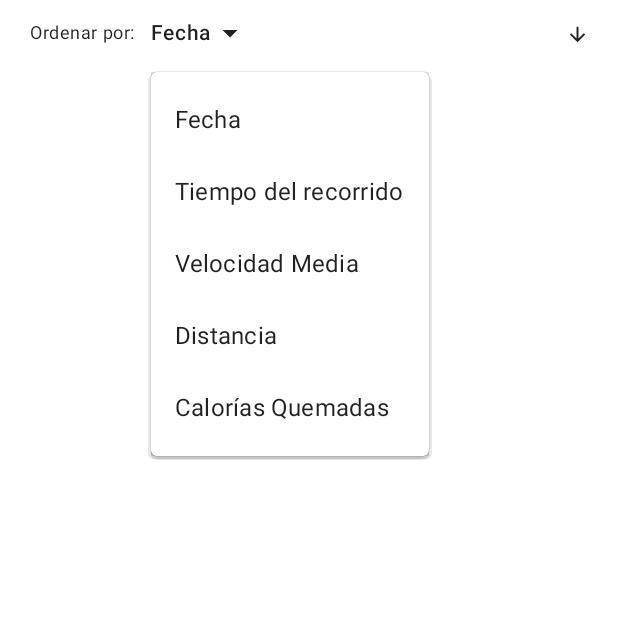
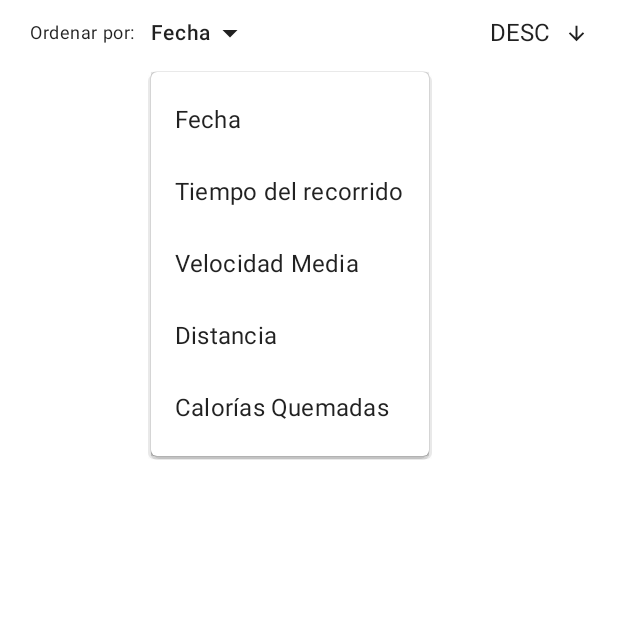
Before and after one commit to Hcnc100/RunningCompose, an Android app built with Jetpack Compose: the composable SelectDropMenu shown on its own in the app's theme, after a tap on "Fecha", on a phone screen of 412 x 824 dp, the top half of it. Run offline under Robolectric (Android 15) with nearby library versions, the phone set to English and light mode, and no system bars; 4 statements that could not run were skipped.

Commit message:
adding text asc or desc in the order runs

```diff
--- a/app/src/main/java/com/nullpointer/runningcompose/ui/screens/runs/componets/ListRuns.kt
+++ b/app/src/main/java/com/nullpointer/runningcompose/ui/screens/runs/componets/ListRuns.kt
@@ -15,9 +15,11 @@ import androidx.compose.runtime.*
 import androidx.compose.ui.Alignment
 import androidx.compose.ui.Modifier
 import androidx.compose.ui.graphics.Color
+import androidx.compose.ui.modifier.modifierLocalConsumer
 import androidx.compose.ui.res.painterResource
 import androidx.compose.ui.res.stringResource
 import androidx.compose.ui.text.font.FontWeight
+import androidx.compose.ui.text.style.TextOverflow
 import androidx.compose.ui.unit.dp
 import androidx.compose.ui.unit.sp
 import com.nullpointer.runningcompose.R
@@ -56,9 +58,10 @@ fun ListRuns(
                 state = listState
             ) {
                 item(span = { GridItemSpan(maxLineSpan) }) {
-                    if(!isSelectEnable)
-                    SelectDropMenu(
-                        sortConfig = sortConfig, changeSort = changeSort)
+                    if (!isSelectEnable)
+                        SelectDropMenu(
+                            sortConfig = sortConfig,
+                            changeSort = changeSort)
                 }
 
                 items(listRuns.size, key = { listRuns[it].id }) { index ->
@@ -88,28 +91,48 @@ fun SelectDropMenu(
         modifier = Modifier
             .fillMaxWidth()
             .padding(horizontal = 20.dp, vertical = 10.dp)) {
-        MenuDropOptions(sortConfig = sortConfig, changeSort = changeSort)
-        IconButton(onClick = { changeSort(null, !sortConfig.isReverse) },
-            modifier = Modifier
-                .size(15.dp)) {
-            Icon(painter = painterResource(id = if (sortConfig.isReverse) R.drawable.ic_arrow_upward else R.drawable.ic_arrow_downward),
-                contentDescription = stringResource(R.string.description_order_sort_asc_or_desc))
-        }
+        MenuDropOptions(sortConfig = sortConfig, changeSort = { changeSort(it, null) })
+        ReverseOrder(isReverse = sortConfig.isReverse, changeSort = { changeSort(null, it) })
     }
 
 }
 
 @Composable
+fun ReverseOrder(
+    isReverse: Boolean,
+    changeSort: (Boolean) -> Unit,
+) {
+    val (text, icon) = if (isReverse) {
+        Pair(R.string.text_asc_order, R.drawable.ic_arrow_upward)
+    } else {
+        Pair(R.string.text_desc_order, R.drawable.ic_arrow_downward)
+    }
+    Row(verticalAlignment = Alignment.CenterVertically,
+        modifier = Modifier.clickable {
+            changeSort(!isReverse)
+        }) {
+        Text(stringResource(id = text))
+        Spacer(modifier = Modifier.width(10.dp))
+        Icon(painter = painterResource(id = icon),
+            contentDescription = stringResource(R.string.description_order_sort_asc_or_desc),
+            modifier = Modifier.size(15.dp)
+        )
+    }
+}
+
+@Composable
 fun MenuDropOptions(
     sortConfig: SortConfig,
-    changeSort: (SortType?, Boolean?) -> Unit,
+    changeSort: (SortType) -> Unit,
 ) {
 
     var isDropSelect by remember {
         mutableStateOf(false)
     }
-    Row(verticalAlignment = Alignment.CenterVertically) {
-        Text(stringResource(R.string.text_order_by), style = MaterialTheme.typography.caption)
+    Row(verticalAlignment = Alignment.CenterVertically, modifier = Modifier.fillMaxWidth(.7f)) {
+        Text(
+            stringResource(R.string.text_order_by),
+            style = MaterialTheme.typography.caption)
         Spacer(modifier = Modifier.width(10.dp))
         Box {
             Row(verticalAlignment = Alignment.CenterVertically) {
@@ -119,7 +142,9 @@ fun MenuDropOptions(
                     },
                     style = MaterialTheme.typography.caption,
                     fontWeight = FontWeight.W500,
-                    fontSize = 14.sp
+                    fontSize = 14.sp,
+                    maxLines = 1,
+                    overflow = TextOverflow.Ellipsis
                 )
                 Icon(painter = painterResource(id = R.drawable.ic_arrow_drop),
                     contentDescription = stringResource(R.string.description_drop_sort_menu))
@@ -131,7 +156,7 @@ fun MenuDropOptions(
                 SortType.values().forEach { sortType ->
                     DropdownMenuItem(onClick = {
                         isDropSelect = false
-                        changeSort(sortType, null)
+                        changeSort(sortType)
                     }) {
                         Text(text = stringResource(id = sortType.idName))
                     }
--- a/app/src/main/res/values/strings.xml
+++ b/app/src/main/res/values/strings.xml
@@ -134,5 +134,7 @@
     <string name="description_cancel_run">Cancela el recorrido actual y borra los datos</string>
     <string name="title_tracking_screen">Seguimiento</string>
     <string name="title_graph">Seguimientos</string>
+    <string name="text_asc_order" translatable="false">ASC</string>
+    <string name="text_desc_order" translatable="false">DESC</string>
 
 </resources>
```
